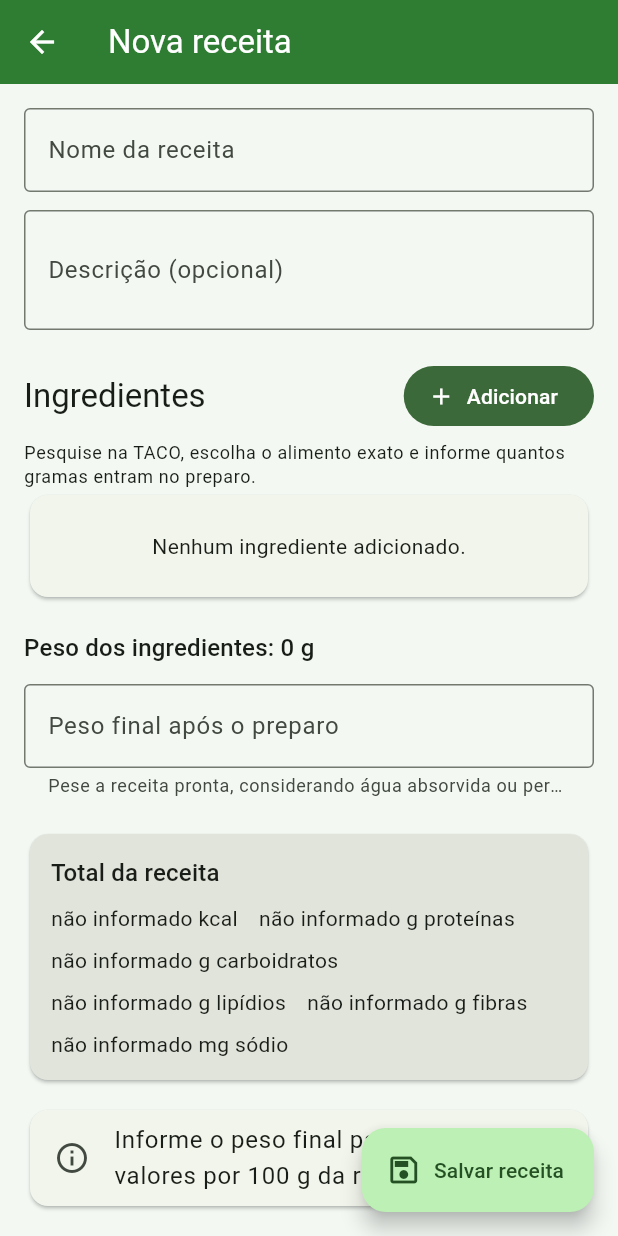
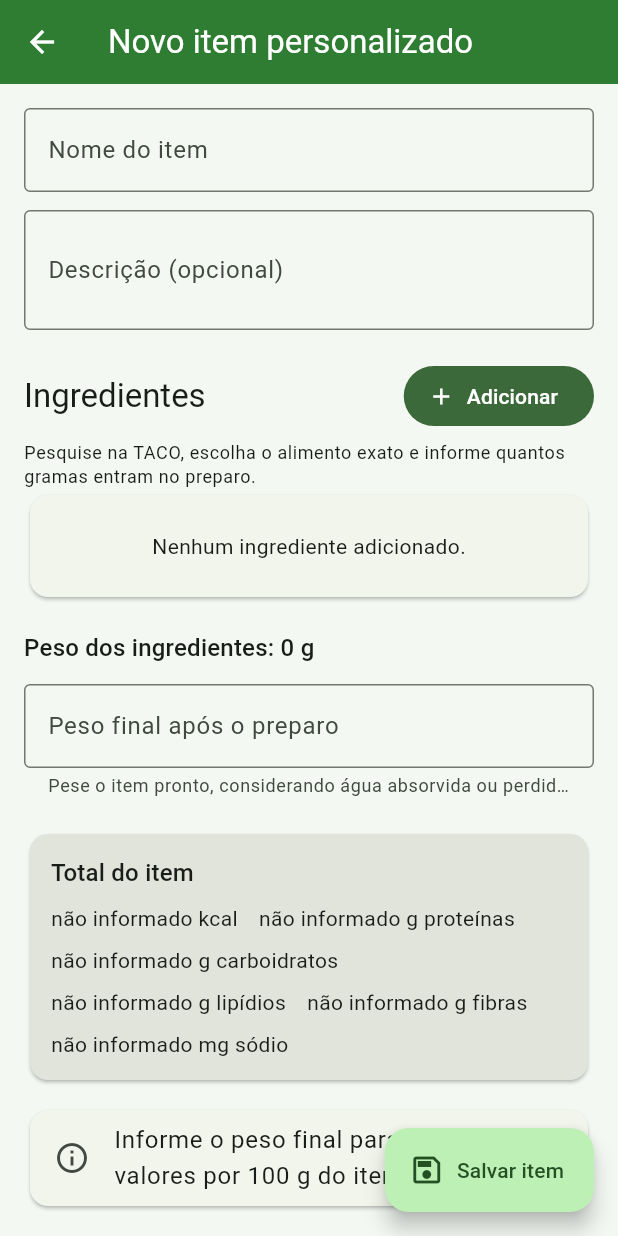
Before and after one commit to MarchonGa/LeafEat-Mobile, a Flutter app: the RecipeFormPage screen opened directly, on a phone screen of 412 x 824 dp. Run offline on Flutter 3.47's test engine with Material 3 defaults, Android fonts, the phone set to English and light mode, and no system bars; our stand-ins replace shared_preferences; accounts and stored records are empty.

Commit message:
refactor: rename recipe form as custom item

```diff
--- a/lib/features/restaurant/presentation/pages/recipe_form_page.dart
+++ b/lib/features/restaurant/presentation/pages/recipe_form_page.dart
@@ -211,7 +211,7 @@ class _RecipeFormPageState extends State<RecipeFormPage> {
     final per100 = _per100Prepared;
     return Scaffold(
       appBar: AppBar(
-        title: const Text('Nova receita'),
+        title: const Text('Novo item personalizado'),
         backgroundColor: AppColors.primary,
         foregroundColor: AppColors.onPrimary,
       ),
@@ -223,12 +223,12 @@ class _RecipeFormPageState extends State<RecipeFormPage> {
             TextFormField(
               controller: _nameController,
               decoration: const InputDecoration(
-                labelText: 'Nome da receita',
-                hintText: 'Ex.: Risoto de cenoura',
+                labelText: 'Nome do item',
+                hintText: 'Ex.: Risoto de cenoura ou molho da casa',
                 border: OutlineInputBorder(),
               ),
               validator: (value) => value == null || value.trim().isEmpty
-                  ? 'Informe o nome da receita.'
+                  ? 'Informe o nome do item.'
                   : null,
             ),
             const SizedBox(height: 12),
@@ -320,7 +320,7 @@ class _RecipeFormPageState extends State<RecipeFormPage> {
                 suffixText: 'g',
                 border: OutlineInputBorder(),
                 helperText:
-                    'Pese a receita pronta, considerando água absorvida '
+                    'Pese o item pronto, considerando água absorvida '
                     'ou perdida no cozimento.',
               ),
               validator: (value) {
@@ -349,7 +349,7 @@ class _RecipeFormPageState extends State<RecipeFormPage> {
               const SizedBox(height: 8),
             ],
             _NutritionSummary(
-              title: 'Total da receita',
+              title: 'Total do item',
               nutrients: total,
             ),
             const SizedBox(height: 12),
@@ -359,13 +359,13 @@ class _RecipeFormPageState extends State<RecipeFormPage> {
                   leading: Icon(Icons.info_outline),
                   title: Text(
                     'Informe o peso final para calcular os valores '
-                    'por 100 g da receita pronta.',
+                    'por 100 g do item pronto.',
                   ),
                 ),
               )
             else
               _NutritionSummary(
-                title: 'Receita pronta — por 100 g',
+                title: 'Item pronto — por 100 g',
                 nutrients: per100,
               ),
           ],
@@ -379,7 +379,7 @@ class _RecipeFormPageState extends State<RecipeFormPage> {
                 child: CircularProgressIndicator(strokeWidth: 2),
               )
             : const Icon(Icons.save_outlined),
-        label: Text(_saving ? 'Salvando...' : 'Salvar receita'),
+        label: Text(_saving ? 'Salvando...' : 'Salvar item'),
       ),
     );
   }
```
